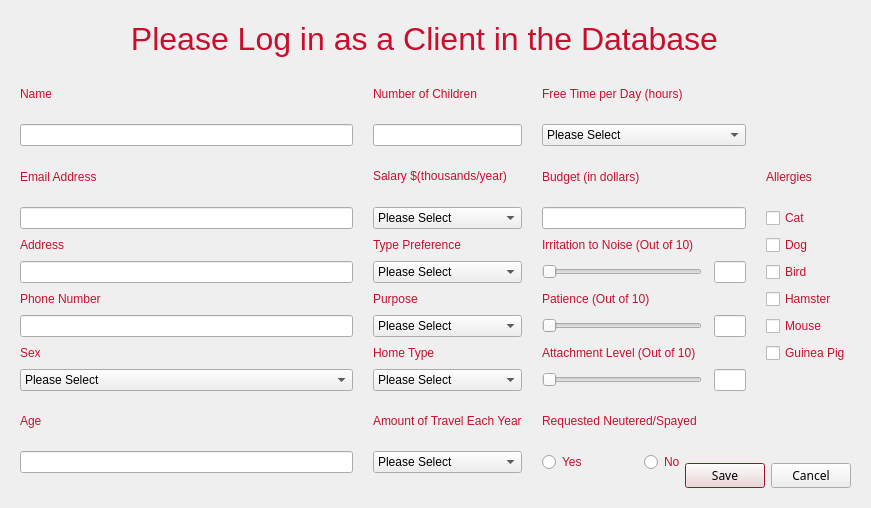
First picture: the form in cuACS/editprofile.ui, repository cameronhawtin/Animal-Farm-cuACS, before the edit.
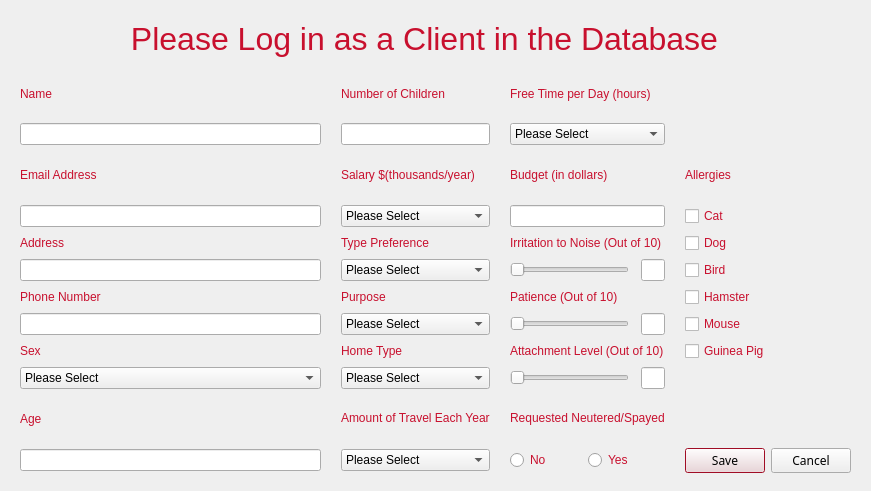
Second picture: the form after the edit.

```diff
--- a/cuACS/editprofile.ui
+++ b/cuACS/editprofile.ui
@@ -7,7 +7,7 @@
     <x>0</x>
     <y>0</y>
     <width>871</width>
-    <height>508</height>
+    <height>491</height>
    </rect>
   </property>
   <property name="palette">
@@ -131,27 +131,6 @@
   <property name="windowTitle">
    <string>Dialog</string>
   </property>
-  <widget class="QDialogButtonBox" name="buttonBox">
-   <property name="geometry">
-    <rect>
-     <x>510</x>
-     <y>460</y>
-     <width>341</width>
-     <height>32</height>
-    </rect>
-   </property>
-   <property name="font">
-    <font>
-     <family>Egyptienne F</family>
-    </font>
-   </property>
-   <property name="orientation">
-    <enum>Qt::Horizontal</enum>
-   </property>
-   <property name="standardButtons">
-    <set>QDialogButtonBox::Cancel|QDialogButtonBox::Save</set>
-   </property>
-  </widget>
   <widget class="QWidget" name="gridLayoutWidget">
    <property name="geometry">
     <rect>
@@ -161,7 +140,7 @@
      <height>403</height>
     </rect>
    </property>
-   <layout class="QGridLayout" name="gridLayout" columnstretch="3,0,0,0">
+   <layout class="QGridLayout" name="gridLayout" columnstretch="5,1,1,1">
     <property name="horizontalSpacing">
      <number>20</number>
     </property>
@@ -312,13 +291,6 @@
     </item>
     <item row="11" column="2">
      <layout class="QHBoxLayout" name="horizontalLayout_3">
-      <item>
-       <widget class="QRadioButton" name="isNeuteredRadioButtonYES">
-        <property name="text">
-         <string>Yes</string>
-        </property>
-       </widget>
-      </item>
       <item>
        <widget class="QRadioButton" name="isNeuteredRadioButtonNO">
         <property name="text">
@@ -326,6 +298,13 @@
         </property>
        </widget>
       </item>
+      <item>
+       <widget class="QRadioButton" name="isNeuteredRadioButtonYES">
+        <property name="text">
+         <string>Yes</string>
+        </property>
+       </widget>
+      </item>
      </layout>
     </item>
     <item row="11" column="0">
@@ -811,6 +790,21 @@
       </property>
      </widget>
     </item>
+    <item row="11" column="3">
+     <widget class="QDialogButtonBox" name="buttonBox">
+      <property name="font">
+       <font>
+        <family>Egyptienne F</family>
+       </font>
+      </property>
+      <property name="orientation">
+       <enum>Qt::Horizontal</enum>
+      </property>
+      <property name="standardButtons">
+       <set>QDialogButtonBox::Cancel|QDialogButtonBox::Save</set>
+      </property>
+     </widget>
+    </item>
    </layout>
   </widget>
   <widget class="QLabel" name="titleLabel">
```
Left out of the diff: 1 changed line with no effect on the pictures.
